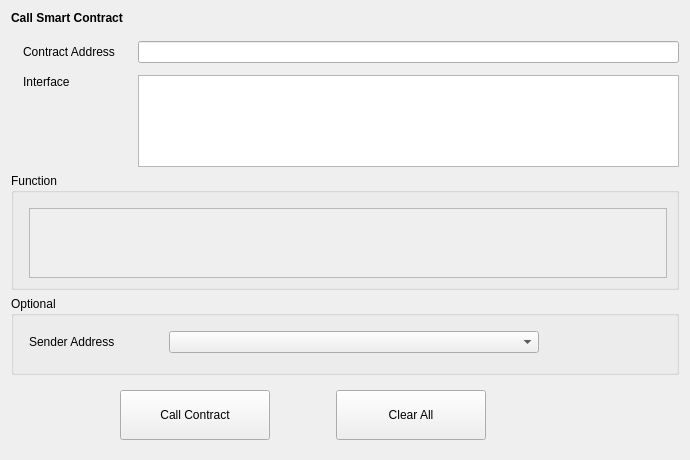
First picture: the form in src/qt/forms/callcontract.ui, repository qtumproject/qtum, before the edit.
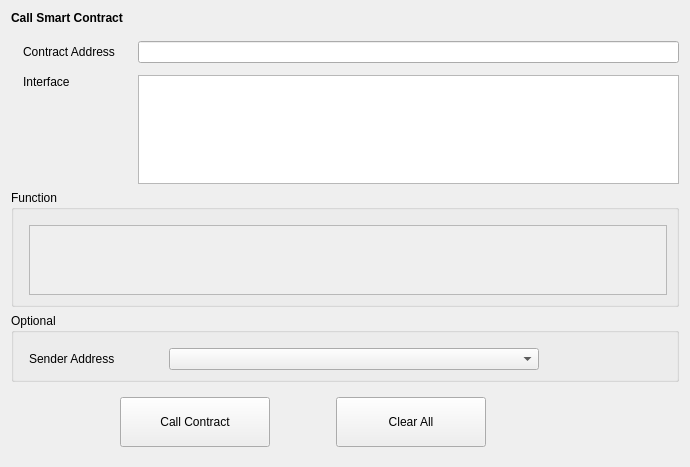
Second picture: the form after the edit. Custom widgets are drawn as their Qt base class.

Commit message: Add stack widget for result

Diff of the .ui file:
```diff
--- a/src/qt/forms/callcontract.ui
+++ b/src/qt/forms/callcontract.ui
@@ -7,46 +7,33 @@
     <x>0</x>
     <y>0</y>
     <width>690</width>
-    <height>460</height>
+    <height>467</height>
    </rect>
   </property>
   <property name="windowTitle">
    <string>Form</string>
   </property>
-  <layout class="QGridLayout" name="gridLayout_2">
-   <item row="3" column="0">
-    <widget class="QGroupBox" name="groupBoxFunction">
-     <property name="title">
-      <string>Function</string>
+  <layout class="QVBoxLayout" name="verticalLayout">
+   <item>
+    <widget class="QStackedWidget" name="stackedWidget">
+     <property name="currentIndex">
+      <number>0</number>
      </property>
-     <layout class="QVBoxLayout" name="verticalLayout_3">
+     <widget class="QWidget" name="callContractPage">
+      <layout class="QVBoxLayout" name="verticalLayout_4">
       <property name="leftMargin">
-       <number>15</number>
+        <number>0</number>
       </property>
       <property name="topMargin">
-       <number>15</number>
+        <number>0</number>
+       </property>
+       <property name="rightMargin">
+        <number>0</number>
+       </property>
+       <property name="bottomMargin">
+        <number>0</number>
       </property>
       <item>
-       <widget class="QScrollArea" name="scrollAreaFunction">
-        <property name="widgetResizable">
-         <bool>true</bool>
-        </property>
-        <widget class="QWidget" name="scrollAreaWidgetContents">
-         <property name="geometry">
-          <rect>
-           <x>0</x>
-           <y>0</y>
-           <width>640</width>
-           <height>68</height>
-          </rect>
-         </property>
-        </widget>
-       </widget>
-      </item>
-     </layout>
-    </widget>
-   </item>
-   <item row="0" column="0">
     <widget class="QLabel" name="labelTitle">
      <property name="font">
       <font>
@@ -59,7 +46,7 @@
      </property>
     </widget>
    </item>
-   <item row="1" column="0">
+       <item>
     <spacer name="verticalSpacer_4">
      <property name="orientation">
       <enum>Qt::Vertical</enum>
@@ -75,7 +62,7 @@
      </property>
     </spacer>
    </item>
-   <item row="2" column="0">
+       <item>
     <layout class="QGridLayout" name="gridLayout">
      <property name="leftMargin">
       <number>12</number>
@@ -125,7 +112,39 @@
      </item>
     </layout>
    </item>
-   <item row="4" column="0">
+       <item>
+        <widget class="QGroupBox" name="groupBoxFunction">
+         <property name="title">
+          <string>Function</string>
+         </property>
+         <layout class="QVBoxLayout" name="verticalLayout_3">
+          <property name="leftMargin">
+           <number>15</number>
+          </property>
+          <property name="topMargin">
+           <number>15</number>
+          </property>
+          <item>
+           <widget class="QScrollArea" name="scrollAreaFunction">
+            <property name="widgetResizable">
+             <bool>true</bool>
+            </property>
+            <widget class="QWidget" name="scrollAreaWidgetContents">
+             <property name="geometry">
+              <rect>
+               <x>0</x>
+               <y>0</y>
+               <width>638</width>
+               <height>73</height>
+              </rect>
+             </property>
+            </widget>
+           </widget>
+          </item>
+         </layout>
+        </widget>
+       </item>
+       <item>
     <widget class="QGroupBox" name="groupBoxOptional">
      <property name="title">
       <string>Optional</string>
@@ -172,22 +191,6 @@
         </property>
        </widget>
       </item>
-      <item row="1" column="0" colspan="2">
-       <spacer name="verticalSpacer_3">
-        <property name="orientation">
-         <enum>Qt::Vertical</enum>
-        </property>
-        <property name="sizeType">
-         <enum>QSizePolicy::Fixed</enum>
-        </property>
-        <property name="sizeHint" stdset="0">
-         <size>
-          <width>20</width>
-          <height>10</height>
-         </size>
-        </property>
-       </spacer>
-      </item>
       <item row="0" column="2">
        <spacer name="horizontalSpacer_4">
         <property name="orientation">
@@ -204,20 +207,30 @@
      </layout>
     </widget>
    </item>
-   <item row="5" column="0">
-    <spacer name="verticalSpacer_2">
-     <property name="orientation">
-      <enum>Qt::Vertical</enum>
-     </property>
-     <property name="sizeHint" stdset="0">
-      <size>
-       <width>20</width>
-       <height>40</height>
-      </size>
-     </property>
-    </spacer>
-   </item>
-   <item row="6" column="0">
+      </layout>
+     </widget>
+     <widget class="QWidget" name="resultPage">
+      <layout class="QVBoxLayout" name="verticalLayout_5">
+       <property name="leftMargin">
+        <number>0</number>
+       </property>
+       <property name="topMargin">
+        <number>0</number>
+       </property>
+       <property name="rightMargin">
+        <number>0</number>
+       </property>
+       <property name="bottomMargin">
+        <number>0</number>
+       </property>
+       <item>
+        <widget class="QWidget" name="widgetResult" native="true"/>
+       </item>
+      </layout>
+     </widget>
+    </widget>
+   </item>
+   <item>
     <layout class="QHBoxLayout" name="horizontalLayout">
      <property name="leftMargin">
       <number>9</number>
```
Lines whose indentation alone changed are shown as unchanged. The commit also changes 3 other files.
